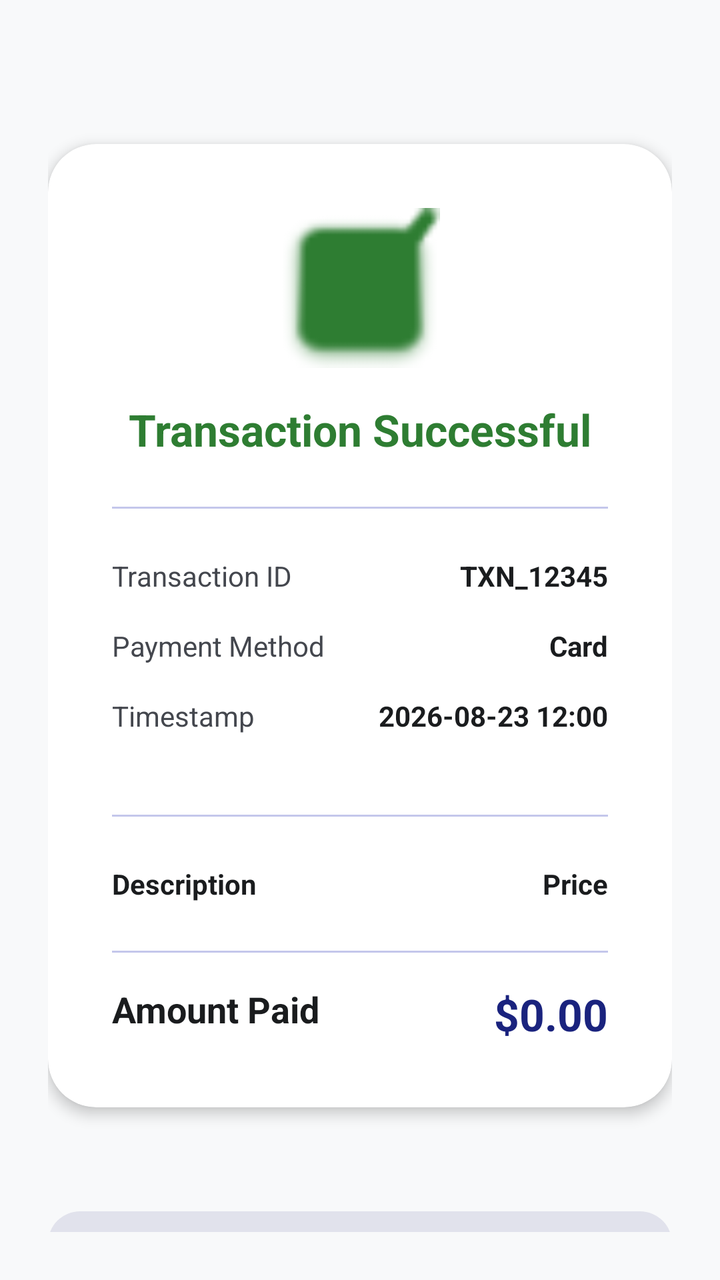
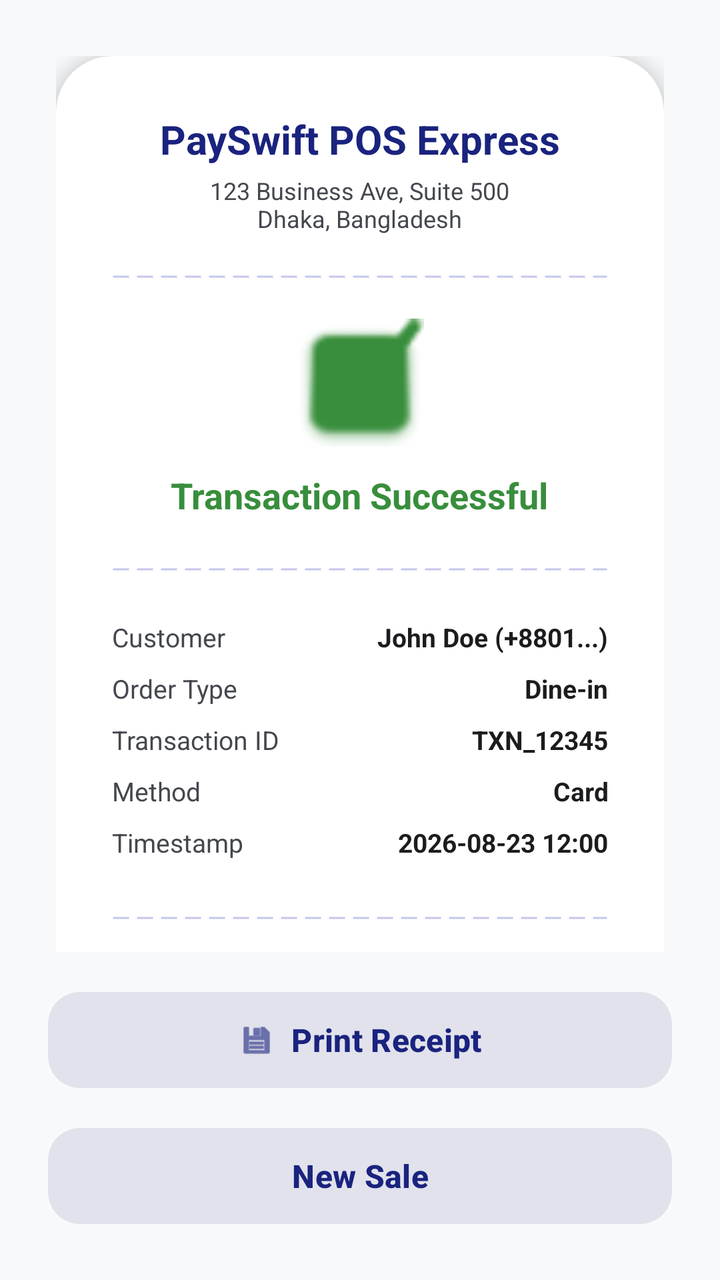

Before-and-after screenshots of an Android layout around one commit, followed by the original layout XML and the change that was made.
<!-- AndroidManifest.xml: application theme Theme.PosExpress -->
<!-- res/layout/fragment_receipt.xml -->
<?xml version="1.0" encoding="utf-8"?>
<LinearLayout xmlns:android="http://schemas.android.com/apk/res/android"
    xmlns:app="http://schemas.android.com/apk/res-auto"
    android:layout_width="match_parent"
    android:layout_height="match_parent"
    android:background="@color/backgroundOffWhite"
    android:orientation="vertical"
    android:padding="24dp"
    android:gravity="center_horizontal">

    <com.google.android.material.card.MaterialCardView
        android:layout_width="match_parent"
        android:layout_height="wrap_content"
        android:layout_marginTop="48dp"
        app:cardCornerRadius="24dp"
        app:cardElevation="4dp"
        app:strokeWidth="0dp"
        app:cardBackgroundColor="@color/white">

        <LinearLayout
            android:layout_width="match_parent"
            android:layout_height="wrap_content"
            android:orientation="vertical"
            android:paddingHorizontal="10dp"
            android:padding="32dp"
            android:gravity="center">

            <ImageView
                android:layout_width="80dp"
                android:layout_height="80dp"
                android:src="@android:drawable/checkbox_on_background"
                app:tint="@color/successGreen"
                android:contentDescription="Success Icon" />

            <TextView
                android:layout_width="wrap_content"
                android:layout_height="wrap_content"
                android:text="Transaction Successful"
                android:textColor="@color/successGreen"
                android:textSize="22sp"
                android:textStyle="bold"
                android:layout_marginTop="16dp" />

            <View
                android:layout_width="match_parent"
                android:layout_height="1dp"
                android:background="@color/divider"
                android:layout_marginVertical="24dp" />


            <RelativeLayout
                android:layout_width="match_parent"
                android:layout_height="wrap_content"
                android:layout_marginBottom="16dp">

                <TextView
                    android:layout_width="wrap_content"
                    android:layout_height="wrap_content"
                    android:text="Transaction ID"
                    android:textColor="@color/textSecondary" />

                <TextView
                    android:id="@+id/tvTxnId"
                    android:layout_width="wrap_content"
                    android:layout_height="wrap_content"
                    android:layout_alignParentEnd="true"
                    android:text="TXN_12345"
                    android:textColor="@color/textPrimary"
                    android:textStyle="bold" />

            </RelativeLayout>

            <RelativeLayout
                android:layout_width="match_parent"
                android:layout_height="wrap_content"
                android:layout_marginBottom="16dp">
                <TextView android:layout_width="wrap_content" android:layout_height="wrap_content" android:text="Payment Method" android:textColor="@color/textSecondary" />
                <TextView android:id="@+id/tvMethod" android:layout_width="wrap_content" android:layout_height="wrap_content" android:layout_alignParentEnd="true" android:text="Card" android:textColor="@color/textPrimary" android:textStyle="bold" />
            </RelativeLayout>

            <RelativeLayout
                android:layout_width="match_parent"
                android:layout_height="wrap_content"
                android:layout_marginBottom="16dp">
                <TextView android:layout_width="wrap_content" android:layout_height="wrap_content" android:text="Timestamp" android:textColor="@color/textSecondary" />
                <TextView android:id="@+id/tvTimestamp" android:layout_width="wrap_content" android:layout_height="wrap_content" android:layout_alignParentEnd="true" android:text="2026-08-23 12:00" android:textColor="@color/textPrimary" android:textStyle="bold" />
            </RelativeLayout>

            <View
                android:layout_width="match_parent"
                android:layout_height="1dp"
                android:background="@color/divider"
                android:layout_marginVertical="24dp" />

            
            <LinearLayout
                android:layout_width="match_parent"
                android:layout_height="wrap_content"
                android:orientation="vertical">

                <LinearLayout
                    android:layout_width="match_parent"
                    android:layout_height="wrap_content"
                    android:orientation="horizontal"
                    android:layout_marginBottom="8dp">

                    <TextView
                        android:layout_width="0dp"
                        android:layout_height="wrap_content"
                        android:layout_weight="1"
                        android:text="Description"
                        android:textColor="@color/textPrimary"
                        android:textStyle="bold"
                        android:textSize="14sp" />

                    <TextView
                        android:layout_width="wrap_content"
                        android:layout_height="wrap_content"
                        android:text="Price"
                        android:textColor="@color/textPrimary"
                        android:textStyle="bold"
                        android:textSize="14sp" />
                </LinearLayout>

                <LinearLayout
                    android:id="@+id/layoutItemsList"
                    android:layout_width="match_parent"
                    android:layout_height="wrap_content"
                    android:orientation="vertical">
                    
                </LinearLayout>

            </LinearLayout>

            <View
                android:layout_width="match_parent"
                android:layout_height="1dp"
                android:background="@color/divider"
                android:layout_marginVertical="16dp" />

            <RelativeLayout
                android:layout_width="match_parent"
                android:layout_height="wrap_content">
                <TextView android:layout_width="wrap_content" android:layout_height="wrap_content" android:text="Amount Paid" android:textColor="@color/textPrimary" android:textSize="18sp" android:textStyle="bold" />
                <TextView android:id="@+id/tvAmountPaid" android:layout_width="wrap_content" android:layout_height="wrap_content" android:layout_alignParentEnd="true" android:text="$0.00" android:textColor="@color/primaryNavy" android:textSize="22sp" android:textStyle="bold" />
            </RelativeLayout>

        </LinearLayout>
    </com.google.android.material.card.MaterialCardView>

    <com.google.android.material.button.MaterialButton
        android:id="@+id/btnNewTransaction"
        style="@style/Widget.Material3.Button.TonalButton"
        android:layout_width="match_parent"
        android:layout_height="64dp"
        android:layout_marginTop="48dp"
        android:text="New Sale"
        android:textSize="18sp"
        android:textStyle="bold"
        app:cornerRadius="16dp" />

</LinearLayout>
<!-- resources referenced by this layout -->
<resources>
  <color name="backgroundOffWhite">#F8F9FA</color>
  <color name="divider">#C4C7EB</color>
  <color name="primaryNavy">#1A237E</color>
  <color name="successGreen">#2E7D32</color>
  <color name="textPrimary">#1A1C1E</color>
  <color name="textSecondary">#44474E</color>
  <color name="white">#FFFFFF</color>
  <style name="Theme.PosExpress" parent="Base.Theme.PosExpress" />
  <style name="Base.Theme.PosExpress" parent="Theme.Material3.DayNight.NoActionBar">
          <item name="colorPrimary">@color/primaryNavy</item>
          <item name="colorOnPrimary">@color/white</item>
          <item name="android:windowBackground">@color/backgroundOffWhite</item>
          <item name="android:statusBarColor">@color/primaryNavy</item>
          <item name="colorSecondaryContainer">@color/surfaceVariant</item>
          <item name="colorOnSecondaryContainer">@color/primaryNavy</item>
      </style>
  <color name="surfaceVariant">#E1E2EC</color>
</resources>

<!-- the commit's change to res/layout/fragment_receipt.xml (unified diff, before → after) -->
@@ -8,155 +8,258 @@
     android:padding="24dp"
     android:gravity="center_horizontal">
 
-    <com.google.android.material.card.MaterialCardView
+    <ScrollView
         android:layout_width="match_parent"
-        android:layout_height="wrap_content"
-        android:layout_marginTop="48dp"
-        app:cardCornerRadius="24dp"
-        app:cardElevation="4dp"
-        app:strokeWidth="0dp"
-        app:cardBackgroundColor="@color/white">
-
-        <LinearLayout
+        android:layout_height="0dp"
+        android:layout_weight="1"
+        android:scrollbars="none">
+
+        <FrameLayout
+            android:id="@+id/receiptCardContainer"
             android:layout_width="match_parent"
             android:layout_height="wrap_content"
-            android:orientation="vertical"
-            android:paddingHorizontal="10dp"
-            android:padding="32dp"
-            android:gravity="center">
-
-            <ImageView
-                android:layout_width="80dp"
-                android:layout_height="80dp"
-                android:src="@android:drawable/checkbox_on_background"
-                app:tint="@color/successGreen"
-                android:contentDescription="Success Icon" />
-
-            <TextView
-                android:layout_width="wrap_content"
-                android:layout_height="wrap_content"
-                android:text="Transaction Successful"
-                android:textColor="@color/successGreen"
-                android:textSize="22sp"
-                android:textStyle="bold"
-                android:layout_marginTop="16dp" />
-
-            <View
-                android:layout_width="match_parent"
-                android:layout_height="1dp"
-                android:background="@color/divider"
-                android:layout_marginVertical="24dp" />
-
-
-            <RelativeLayout
+            android:padding="4dp">
+
+            <com.google.android.material.card.MaterialCardView
+                android:id="@+id/receiptCard"
                 android:layout_width="match_parent"
                 android:layout_height="wrap_content"
-                android:layout_marginBottom="16dp">
-
-                <TextView
-                    android:layout_width="wrap_content"
-                    android:layout_height="wrap_content"
-                    android:text="Transaction ID"
-                    android:textColor="@color/textSecondary" />
-
-                <TextView
-                    android:id="@+id/tvTxnId"
-                    android:layout_width="wrap_content"
-                    android:layout_height="wrap_content"
-                    android:layout_alignParentEnd="true"
-                    android:text="TXN_12345"
-                    android:textColor="@color/textPrimary"
-                    android:textStyle="bold" />
-
-            </RelativeLayout>
-
-            <RelativeLayout
-                android:layout_width="match_parent"
-                android:layout_height="wrap_content"
-                android:layout_marginBottom="16dp">
-                <TextView android:layout_width="wrap_content" android:layout_height="wrap_content" android:text="Payment Method" android:textColor="@color/textSecondary" />
-                <TextView android:id="@+id/tvMethod" android:layout_width="wrap_content" android:layout_height="wrap_content" android:layout_alignParentEnd="true" android:text="Card" android:textColor="@color/textPrimary" android:textStyle="bold" />
-            </RelativeLayout>
-
-            <RelativeLayout
-                android:layout_width="match_parent"
-                android:layout_height="wrap_content"
-                android:layout_marginBottom="16dp">
-                <TextView android:layout_width="wrap_content" android:layout_height="wrap_content" android:text="Timestamp" android:textColor="@color/textSecondary" />
-                <TextView android:id="@+id/tvTimestamp" android:layout_width="wrap_content" android:layout_height="wrap_content" android:layout_alignParentEnd="true" android:text="2026-08-23 12:00" android:textColor="@color/textPrimary" android:textStyle="bold" />
-            </RelativeLayout>
-
-            <View
-                android:layout_width="match_parent"
-                android:layout_height="1dp"
-                android:background="@color/divider"
-                android:layout_marginVertical="24dp" />
-
-            
-            <LinearLayout
-                android:layout_width="match_parent"
-                android:layout_height="wrap_content"
-                android:orientation="vertical">
+                app:cardCornerRadius="28dp"
+                app:cardElevation="6dp"
+                app:strokeWidth="0dp"
+                app:cardBackgroundColor="@color/white">
 
                 <LinearLayout
                     android:layout_width="match_parent"
                     android:layout_height="wrap_content"
-                    android:orientation="horizontal"
-                    android:layout_marginBottom="8dp">
-
-                    <TextView
-                        android:layout_width="0dp"
-                        android:layout_height="wrap_content"
-                        android:layout_weight="1"
-                        android:text="Description"
-                        android:textColor="@color/textPrimary"
+                    android:orientation="vertical"
+                    android:padding="28dp"
+                    android:gravity="center">
+
+                    
+                    <TextView
+                        android:layout_width="wrap_content"
+                        android:layout_height="wrap_content"
+                        android:text="PaySwift POS Express"
+                        android:textColor="@color/primaryNavy"
+                        android:textSize="20sp"
+                        android:textStyle="bold" />
+
+                    <TextView
+                        android:layout_width="wrap_content"
+                        android:layout_height="wrap_content"
+                        android:text="123 Business Ave, Suite 500\nDhaka, Bangladesh"
+                        android:textColor="@color/textSecondary"
+                        android:textSize="12sp"
+                        android:textAlignment="center"
+                        android:layout_marginTop="4dp" />
+
+                    <View
+                        android:layout_width="match_parent"
+                        android:layout_height="2dp"
+                        android:background="@drawable/dashed_divider"
+                        android:layout_marginVertical="20dp"
+                        android:layerType="software" />
+
+                    
+                    <ImageView
+                        android:layout_width="64dp"
+                        android:layout_height="64dp"
+                        android:src="@android:drawable/checkbox_on_background"
+                        app:tint="@color/successEmerald" />
+
+                    <TextView
+                        android:layout_width="wrap_content"
+                        android:layout_height="wrap_content"
+                        android:text="Transaction Successful"
+                        android:textColor="@color/successEmerald"
+                        android:textSize="18sp"
                         android:textStyle="bold"
-                        android:textSize="14sp" />
-
-                    <TextView
-                        android:layout_width="wrap_content"
-                        android:layout_height="wrap_content"
-                        android:text="Price"
-                        android:textColor="@color/textPrimary"
-                        android:textStyle="bold"
-                        android:textSize="14sp" />
+                        android:layout_marginTop="12dp" />
+
+                    <View
+                        android:layout_width="match_parent"
+                        android:layout_height="2dp"
+                        android:background="@drawable/dashed_divider"
+                        android:layout_marginVertical="24dp"
+                        android:layerType="software" />
+
+                    
+                    <TableLayout
+                        android:layout_width="match_parent"
+                        android:layout_height="wrap_content"
+                        android:stretchColumns="1">
+
+                        <TableRow android:layout_marginBottom="8dp">
+                            <TextView android:text="Customer" android:textColor="@color/textSecondary" android:textSize="13sp" />
+                            <TextView android:id="@+id/tvCustomerInfo" android:text="John Doe (+8801...)" android:textColor="@color/textPrimary" android:textStyle="bold" android:gravity="end" android:textSize="13sp" />
+                        </TableRow>
+
+                        <TableRow android:layout_marginBottom="8dp">
+                            <TextView android:text="Order Type" android:textColor="@color/textSecondary" android:textSize="13sp" />
+                            <TextView android:id="@+id/tvOrderType" android:text="Dine-in" android:textColor="@color/textPrimary" android:textStyle="bold" android:gravity="end" android:textSize="13sp" />
+                        </TableRow>
+
+                        <TableRow android:layout_marginBottom="8dp">
+                            <TextView android:text="Transaction ID" android:textColor="@color/textSecondary" android:textSize="13sp" />
+                            <TextView android:id="@+id/tvTxnId" android:text="TXN_12345" android:textColor="@color/textPrimary" android:textStyle="bold" android:gravity="end" android:textSize="13sp" />
+                        </TableRow>
+
+                        <TableRow android:layout_marginBottom="8dp">
+                            <TextView android:text="Method" android:textColor="@color/textSecondary" android:textSize="13sp" />
+                            <TextView android:id="@+id/tvMethod" android:text="Card" android:textColor="@color/textPrimary" android:textStyle="bold" android:gravity="end" android:textSize="13sp" />
+                        </TableRow>
+
+                        <TableRow android:layout_marginBottom="8dp">
+                            <TextView android:text="Timestamp" android:textColor="@color/textSecondary" android:textSize="13sp" />
+                            <TextView android:id="@+id/tvTimestamp" android:text="2026-08-23 12:00" android:textColor="@color/textPrimary" android:textStyle="bold" android:gravity="end" android:textSize="13sp" />
+                        </TableRow>
+                    </TableLayout>
+
+                    <View
+                        android:layout_width="match_parent"
+                        android:layout_height="2dp"
+                        android:background="@drawable/dashed_divider"
+                        android:layout_marginVertical="20dp"
+                        android:layerType="software" />
+
+                    
+                    <LinearLayout
+                        android:layout_width="match_parent"
+                        android:layout_height="wrap_content"
+                        android:orientation="vertical">
+
+                        <LinearLayout
+                            android:layout_width="match_parent"
+                            android:layout_height="wrap_content"
+                            android:orientation="horizontal"
+                            android:layout_marginBottom="12dp">
+
+                            <TextView
+                                android:layout_width="0dp"
+                                android:layout_height="wrap_content"
+                                android:layout_weight="1"
+                                android:text="Item Description"
+                                android:textColor="@color/textPrimary"
+                                android:textStyle="bold"
+                                android:textSize="13sp" />
+
+                            <TextView
+                                android:layout_width="wrap_content"
+                                android:layout_height="wrap_content"
+                                android:text="Price"
+                                android:textColor="@color/textPrimary"
+                                android:textStyle="bold"
+                                android:textSize="13sp" />
+                        </LinearLayout>
+
+                        <LinearLayout
+                            android:id="@+id/layoutItemsList"
+                            android:layout_width="match_parent"
+                            android:layout_height="wrap_content"
+                            android:orientation="vertical" />
+                    </LinearLayout>
+
+                    <View
+                        android:layout_width="match_parent"
+                        android:layout_height="2dp"
+                        android:background="@drawable/dashed_divider"
+                        android:layout_marginVertical="20dp"
+                        android:layerType="software" />
+
+                    
+                    <TableLayout
+                        android:layout_width="match_parent"
+                        android:layout_height="wrap_content"
+                        android:stretchColumns="1">
+
+                        <TableRow android:layout_marginBottom="8dp">
+                            <TextView android:text="Subtotal" android:textColor="@color/textSecondary" android:textSize="14sp" />
+                            <TextView android:id="@+id/tvSubtotal" android:text="$0.00" android:textColor="@color/textPrimary" android:gravity="end" android:textSize="14sp" />
+                        </TableRow>
+
+                        <TableRow android:layout_marginBottom="8dp">
+                            <TextView android:id="@+id/tvDiscountLabel" android:text="Discount (0%)" android:textColor="@color/alertRed" android:textSize="14sp" />
+                            <TextView android:id="@+id/tvDiscountAmount" android:text="-$0.00" android:textColor="@color/alertRed" android:gravity="end" android:textSize="14sp" />
+                        </TableRow>
+
+                        <TableRow android:layout_marginBottom="8dp">
+                            <TextView android:id="@+id/tvTaxLabel" android:text="VAT (0%)" android:textColor="@color/textSecondary" android:textSize="14sp" />
+                            <TextView android:id="@+id/tvTaxAmount" android:text="+$0.00" android:textColor="@color/textSecondary" android:gravity="end" android:textSize="14sp" />
+                        </TableRow>
+
+                        <View
+                            android:layout_width="match_parent"
+                            android:layout_height="1dp"
+                            android:background="@color/divider"
+                            android:layout_marginVertical="8dp" />
+
+                        <TableRow>
+                            <TextView android:text="Grand Total" android:textColor="@color/primaryNavy" android:textSize="18sp" android:textStyle="bold" />
+                            <TextView android:id="@+id/tvGrandTotal" android:text="$0.00" android:textColor="@color/primaryNavy" android:textSize="22sp" android:textStyle="bold" android:gravity="end" />
+                        </TableRow>
+                    </TableLayout>
+
+                    
+                    <TextView
+                        android:layout_width="wrap_content"
+                        android:layout_height="wrap_content"
+                        android:text="Scan for Digital Copy"
+                        android:textColor="@color/textSecondary"
+                        android:textSize="10sp"
+                        android:layout_marginTop="32dp"
+                        android:textStyle="italic" />
+
+                    <ImageView
+                        android:id="@+id/ivQrCode"
+                        android:layout_width="120dp"
+                        android:layout_height="120dp"
+                        android:layout_marginTop="8dp"
+                        android:scaleType="fitCenter"
+                        android:src="@android:drawable/ic_menu_sort_by_size" />
+
+                    <TextView
+                        android:layout_width="wrap_content"
+                        android:layout_height="wrap_content"
+                        android:text="--- THANK YOU ---"
+                        android:textColor="@color/textSecondary"
+                        android:textSize="12sp"
+                        android:layout_marginTop="24dp"
+                        android:letterSpacing="0.2" />
+
                 </LinearLayout>
-
-                <LinearLayout
-                    android:id="@+id/layoutItemsList"
-                    android:layout_width="match_parent"
-                    android:layout_height="wrap_content"
-                    android:orientation="vertical">
-                    
-                </LinearLayout>
-
-            </LinearLayout>
-
-            <View
-                android:layout_width="match_parent"
-                android:layout_height="1dp"
-                android:background="@color/divider"
-                android:layout_marginVertical="16dp" />
-
-            <RelativeLayout
-                android:layout_width="match_parent"
-                android:layout_height="wrap_content">
-                <TextView android:layout_width="wrap_content" android:layout_height="wrap_content" android:text="Amount Paid" android:textColor="@color/textPrimary" android:textSize="18sp" android:textStyle="bold" />
-                <TextView android:id="@+id/tvAmountPaid" android:layout_width="wrap_content" android:layout_height="wrap_content" android:layout_alignParentEnd="true" android:text="$0.00" android:textColor="@color/primaryNavy" android:textSize="22sp" android:textStyle="bold" />
-            </RelativeLayout>
-
-        </LinearLayout>
-    </com.google.android.material.card.MaterialCardView>
-
-    <com.google.android.material.button.MaterialButton
-        android:id="@+id/btnNewTransaction"
-        style="@style/Widget.Material3.Button.TonalButton"
+            </com.google.android.material.card.MaterialCardView>
+        </FrameLayout>
+    </ScrollView>
+
+    <LinearLayout
         android:layout_width="match_parent"
-        android:layout_height="64dp"
-        android:layout_marginTop="48dp"
-        android:text="New Sale"
-        android:textSize="18sp"
-        android:textStyle="bold"
-        app:cornerRadius="16dp" />
+        android:layout_height="wrap_content"
+        android:orientation="vertical"
+        android:paddingTop="16dp">
+
+        <com.google.android.material.button.MaterialButton
+            android:id="@+id/btnPrintReceipt"
+            style="@style/Widget.Material3.Button.TonalButton"
+            android:layout_width="match_parent"
+            android:layout_height="56dp"
+            android:text="Print Receipt"
+            android:textSize="16sp"
+            android:textStyle="bold"
+            app:cornerRadius="16dp"
+            app:icon="@android:drawable/ic_menu_save"
+            app:iconGravity="textStart" />
+
+        <com.google.android.material.button.MaterialButton
+            android:id="@+id/btnNewTransaction"
+            style="@style/Widget.Material3.Button.TonalButton"
+            android:layout_width="match_parent"
+            android:layout_height="56dp"
+            android:layout_marginTop="12dp"
+            android:text="New Sale"
+            android:textSize="16sp"
+            android:textStyle="bold"
+            app:cornerRadius="16dp" />
+    </LinearLayout>
 
 </LinearLayout>
<!-- resource entries referenced after the edit -->
@@ -1,12 +1,23 @@
 <!-- resources referenced by this layout -->
 <resources>
+  <color name="alertRed">#BA1A1A</color>
   <color name="backgroundOffWhite">#F8F9FA</color>
   <color name="divider">#C4C7EB</color>
   <color name="primaryNavy">#1A237E</color>
-  <color name="successGreen">#2E7D32</color>
+  <color name="successEmerald">#388E3C</color>
   <color name="textPrimary">#1A1C1E</color>
   <color name="textSecondary">#44474E</color>
   <color name="white">#FFFFFF</color>
+  <!-- drawable dashed_divider (drawable) -->
+  <?xml version="1.0" encoding="utf-8"?>
+  <shape xmlns:android="http://schemas.android.com/apk/res/android"
+      android:shape="line">
+      <stroke
+          android:width="1dp"
+          android:color="@color/divider"
+          android:dashWidth="8dp"
+          android:dashGap="4dp" />
+  </shape>
   <style name="Theme.PosExpress" parent="Base.Theme.PosExpress" />
   <style name="Base.Theme.PosExpress" parent="Theme.Material3.DayNight.NoActionBar">
           <item name="colorPrimary">@color/primaryNavy</item>
